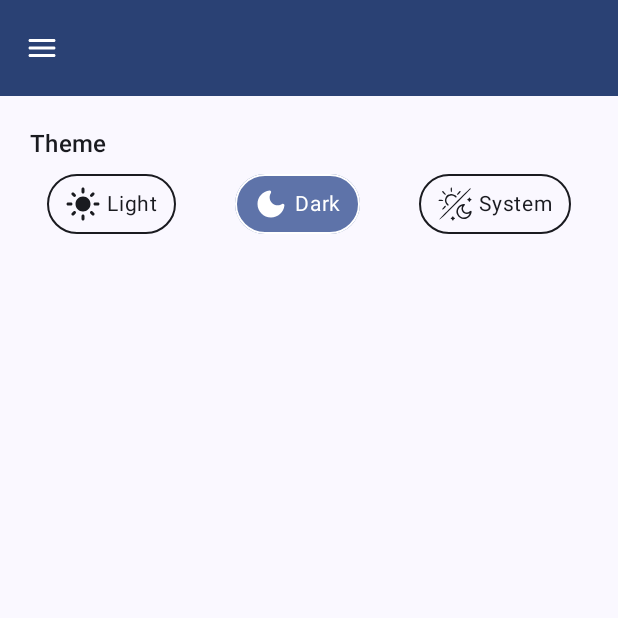
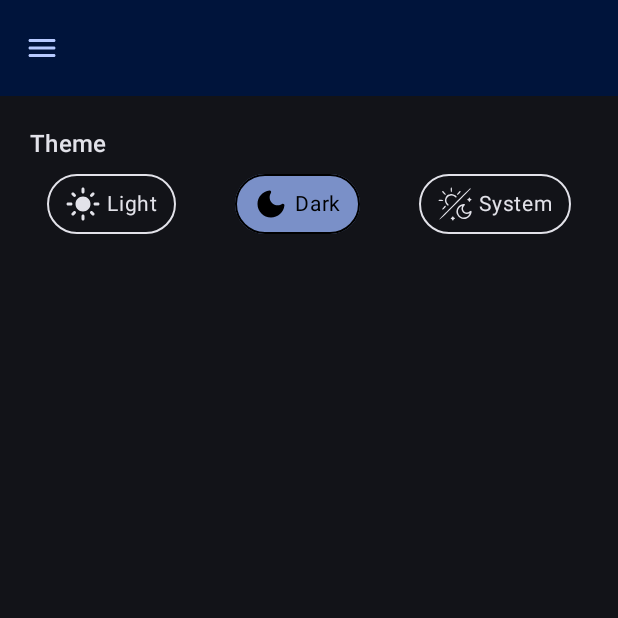
Before and after one commit to bengarding/CoinToss, an Android app built with Jetpack Compose: the SettingsScreen screen opened through its navigation route, after a tap on "Dark", on a phone screen of 412 x 824 dp, the top half of it. Run offline under Robolectric (Android 15) with nearby library versions, the phone set to English and light mode, and no system bars; our stand-ins replace Dagger/Hilt's generated code; 1 other tap on this screen came first.

Commit message:
set theme mode when selected

```diff
--- a/core/src/main/java/com/helsinkiwizard/core/BaseSplashActivity.kt
+++ b/core/src/main/java/com/helsinkiwizard/core/BaseSplashActivity.kt
@@ -28,7 +28,8 @@ abstract class BaseSplashActivity : ComponentActivity() {
 
         lifecycleScope.launch {
             repeatOnLifecycle(Lifecycle.State.CREATED) {
-               val coinType = repository.getCoinType.filterNotNull().first()
+                executeInCoroutine()
+                val coinType = repository.getCoinType.filterNotNull().first()
                 val intent = getMainActivityIntent()
                 intent.putExtra(EXTRA_COIN_TYPE, coinType.value)
 
@@ -39,5 +40,6 @@ abstract class BaseSplashActivity : ComponentActivity() {
         }
     }
 
+    protected open suspend fun executeInCoroutine() {}
     abstract suspend fun getMainActivityIntent(): Intent
 }
--- a/phone-app/build.gradle
+++ b/phone-app/build.gradle
@@ -5,6 +5,7 @@ plugins {
     id 'com.google.firebase.crashlytics'
     id 'kotlin-kapt'
     id 'com.google.dagger.hilt.android'
+    id 'kotlin-parcelize'
 }
 android {
     namespace 'com.helsinkiwizard.cointoss'
--- a/phone-app/src/main/java/com/helsinkiwizard/cointoss/Constants.kt
+++ b/phone-app/src/main/java/com/helsinkiwizard/cointoss/Constants.kt
@@ -1,5 +1,7 @@
 package com.helsinkiwizard.cointoss
 
 internal object Constants {
+    const val EXTRA_THEME_MODE = "themeMode"
+
     const val NAV_TRANSITION_DURATION = 300
 }
--- a/phone-app/src/main/java/com/helsinkiwizard/cointoss/Repository.kt
+++ b/phone-app/src/main/java/com/helsinkiwizard/cointoss/Repository.kt
@@ -27,5 +27,5 @@ class Repository(context: Context) : BaseRepository(context) {
         .map { preferences ->
             ThemeMode.valueOf(preferences[SELECTED_THEME] ?: ThemeMode.SYSTEM.name)
         }
-    suspend fun setTheme(themeMode: ThemeMode) = savePreference(CURRENT_NAV_ROUTE, themeMode.name)
+    suspend fun setTheme(themeMode: ThemeMode) = savePreference(SELECTED_THEME, themeMode.name)
 }
--- a/phone-app/src/main/java/com/helsinkiwizard/cointoss/theme/Theme.kt
+++ b/phone-app/src/main/java/com/helsinkiwizard/cointoss/theme/Theme.kt
@@ -1,4 +1,5 @@
 package com.helsinkiwizard.cointoss.theme
+
 import android.app.Activity
 import android.os.Build
 import androidx.compose.foundation.isSystemInDarkTheme
@@ -10,17 +11,36 @@ import androidx.compose.material3.dynamicLightColorScheme
 import androidx.compose.material3.lightColorScheme
 import androidx.compose.runtime.Composable
 import androidx.compose.runtime.SideEffect
+import androidx.compose.runtime.collectAsState
+import androidx.compose.runtime.getValue
+import androidx.compose.runtime.mutableStateOf
+import androidx.compose.runtime.remember
 import androidx.compose.ui.graphics.toArgb
 import androidx.compose.ui.platform.LocalContext
 import androidx.compose.ui.platform.LocalView
+import com.helsinkiwizard.cointoss.Repository
+import com.helsinkiwizard.cointoss.data.ThemeMode
 
 @Composable
 fun CoinTossTheme(
-    darkTheme: Boolean = isSystemInDarkTheme(),
+    repository: Repository,
+    initialThemeMode: ThemeMode,
     // Dynamic color is available on Android 12+
     dynamicColor: Boolean = true,
     content: @Composable () -> Unit
 ) {
+    val isSystemInDarkTheme = isSystemInDarkTheme()
+    val themeMode = repository.getThemeMode.collectAsState(initial = initialThemeMode).value
+    val darkTheme by remember(themeMode) {
+        mutableStateOf(
+            when (themeMode) {
+                ThemeMode.LIGHT -> false
+                ThemeMode.DARK -> true
+                ThemeMode.SYSTEM -> isSystemInDarkTheme
+            }
+        )
+    }
+
     val colorScheme = when {
         dynamicColor && Build.VERSION.SDK_INT >= Build.VERSION_CODES.S -> {
             val context = LocalContext.current
--- a/phone-app/src/main/java/com/helsinkiwizard/cointoss/ui/MainActivity.kt
+++ b/phone-app/src/main/java/com/helsinkiwizard/cointoss/ui/MainActivity.kt
@@ -33,9 +33,11 @@ import androidx.compose.ui.res.stringResource
 import androidx.navigation.NavHostController
 import androidx.navigation.compose.NavHost
 import androidx.navigation.compose.rememberNavController
+import com.helsinkiwizard.cointoss.Constants.EXTRA_THEME_MODE
 import com.helsinkiwizard.cointoss.Constants.NAV_TRANSITION_DURATION
 import com.helsinkiwizard.cointoss.R
 import com.helsinkiwizard.cointoss.Repository
+import com.helsinkiwizard.cointoss.data.ThemeMode
 import com.helsinkiwizard.cointoss.navigation.MAIN_ROUTE
 import com.helsinkiwizard.cointoss.navigation.NavRoute
 import com.helsinkiwizard.cointoss.navigation.mainGraph
@@ -53,8 +55,12 @@ class MainActivity : ComponentActivity() {
 
     override fun onCreate(savedInstanceState: Bundle?) {
         super.onCreate(savedInstanceState)
+
+        val themeModeName = intent.extras?.getString(EXTRA_THEME_MODE) ?: ThemeMode.SYSTEM.name
+        val initialThemeMode = ThemeMode.valueOf(themeModeName)
+
         setContent {
-            CoinTossTheme {
+            CoinTossTheme(repository, initialThemeMode) {
                 CoinToss()
             }
         }
--- a/phone-app/src/main/java/com/helsinkiwizard/cointoss/ui/SettingsScreen.kt
+++ b/phone-app/src/main/java/com/helsinkiwizard/cointoss/ui/SettingsScreen.kt
@@ -60,7 +60,7 @@ internal fun SettingsScreen(
         when (val state = viewModel.uiState.collectAsState().value) {
             is UiState.ShowContent -> {
                 when (val type = state.type as SettingsContent) {
-                    is SettingsContent.LoadingComplete -> Content(type.model)
+                    is SettingsContent.LoadingComplete -> Content(type.model, viewModel)
                 }
             }
 
@@ -70,14 +70,20 @@ internal fun SettingsScreen(
 }
 
 @Composable
-private fun Content(model: SettingsModel) {
+private fun Content(
+    model: SettingsModel,
+    viewModel: SettingsViewModel
+) {
     Column(
         verticalArrangement = Arrangement.spacedBy(Twelve),
         modifier = Modifier
             .fillMaxWidth()
             .padding(vertical = Twenty, horizontal = Twelve)
     ) {
-        ThemeButtons(model.theme)
+        ThemeButtons(
+            wrapper = model.themeMode,
+            onclick = { themeMode -> viewModel.onThemeModeClicked(themeMode) }
+        )
     }
 }
 
@@ -85,7 +91,8 @@ private fun Content(model: SettingsModel) {
 @Preview(showBackground = true, uiMode = UI_MODE_NIGHT_YES)
 @Composable
 private fun ThemeButtons(
-    @PreviewParameter(ThemePreviewParameterProvider::class) wrapper: MutableInputWrapper<ThemeMode>
+    @PreviewParameter(ThemePreviewParameterProvider::class) wrapper: MutableInputWrapper<ThemeMode>,
+    onclick: (ThemeMode) -> Unit = {}
 ) {
     Column {
         Title(R.string.theme)
@@ -93,13 +100,13 @@ private fun ThemeButtons(
             horizontalArrangement = Arrangement.SpaceAround,
             modifier = Modifier.fillMaxWidth()
         ) {
-        ThemeMode.entries.forEach { theme ->
+            ThemeMode.entries.forEach { themeMode ->
                 PillButton(
-                text = stringResource(id = theme.textRes),
-                iconVector = theme.iconVector,
-                iconRes = theme.iconRes,
-                selected = wrapper.value == theme,
-                onclick = { wrapper.value = theme }
+                    text = stringResource(id = themeMode.textRes),
+                    iconVector = themeMode.iconVector,
+                    iconRes = themeMode.iconRes,
+                    selected = wrapper.value == themeMode,
+                    onclick = { onclick(themeMode) }
                 )
             }
         }
--- a/phone-app/src/main/java/com/helsinkiwizard/cointoss/ui/model/SettingsModel.kt
+++ b/phone-app/src/main/java/com/helsinkiwizard/cointoss/ui/model/SettingsModel.kt
@@ -5,5 +5,5 @@ import com.helsinkiwizard.cointoss.data.ThemeMode
 class SettingsModel(
     themeMode: ThemeMode
 ) {
-    val theme = MutableInputWrapper(themeMode)
+    val themeMode = MutableInputWrapper(themeMode)
 }
--- a/phone-app/src/main/java/com/helsinkiwizard/cointoss/ui/viewmodel/SettingsViewModel.kt
+++ b/phone-app/src/main/java/com/helsinkiwizard/cointoss/ui/viewmodel/SettingsViewModel.kt
@@ -2,6 +2,7 @@ package com.helsinkiwizard.cointoss.ui.viewmodel
 
 import androidx.lifecycle.viewModelScope
 import com.helsinkiwizard.cointoss.Repository
+import com.helsinkiwizard.cointoss.data.ThemeMode
 import com.helsinkiwizard.cointoss.ui.model.SettingsModel
 import dagger.hilt.android.lifecycle.HiltViewModel
 import kotlinx.coroutines.flow.filterNotNull
@@ -23,6 +24,13 @@ internal class SettingsViewModel @Inject constructor(
             mutableUiStateFlow.value = UiState.ShowContent(SettingsContent.LoadingComplete(model))
         }
     }
+
+    fun onThemeModeClicked(themeMode: ThemeMode) {
+        model.themeMode.value = themeMode
+        viewModelScope.launch {
+            repository.setTheme(themeMode)
+        }
+    }
 }
 
 internal sealed interface SettingsContent : BaseType {
```
Also changed, not shown: phone-app/src/main/java/com/helsinkiwizard/cointoss/ui/SplashActivity.kt (+18 -1 lines). Lines whose indentation alone changed are shown as unchanged.
